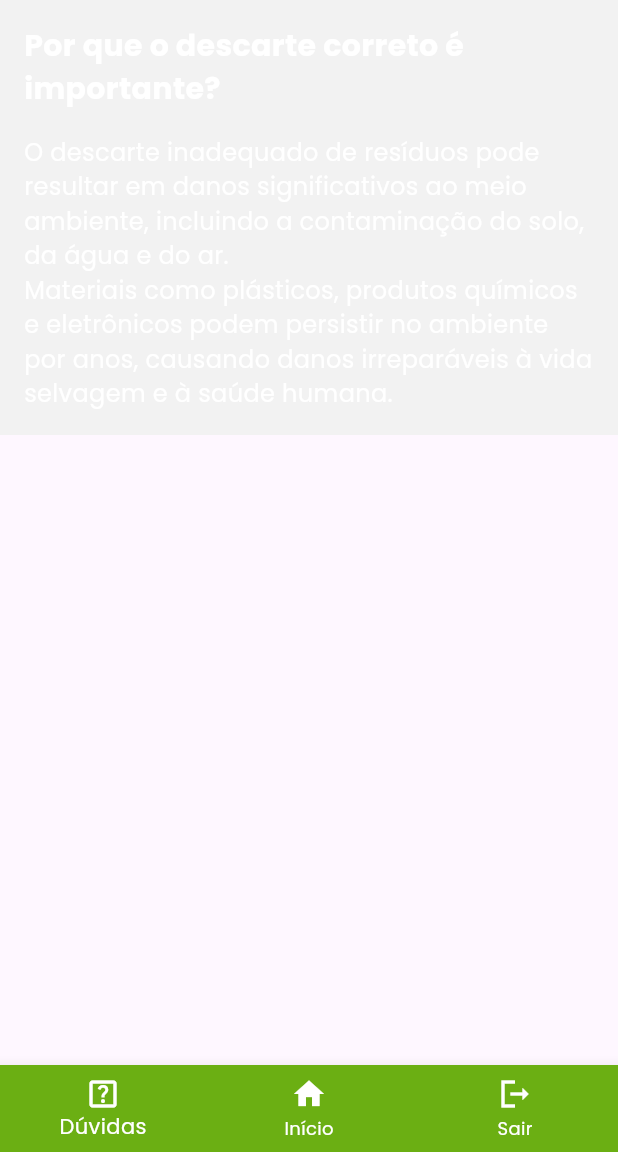
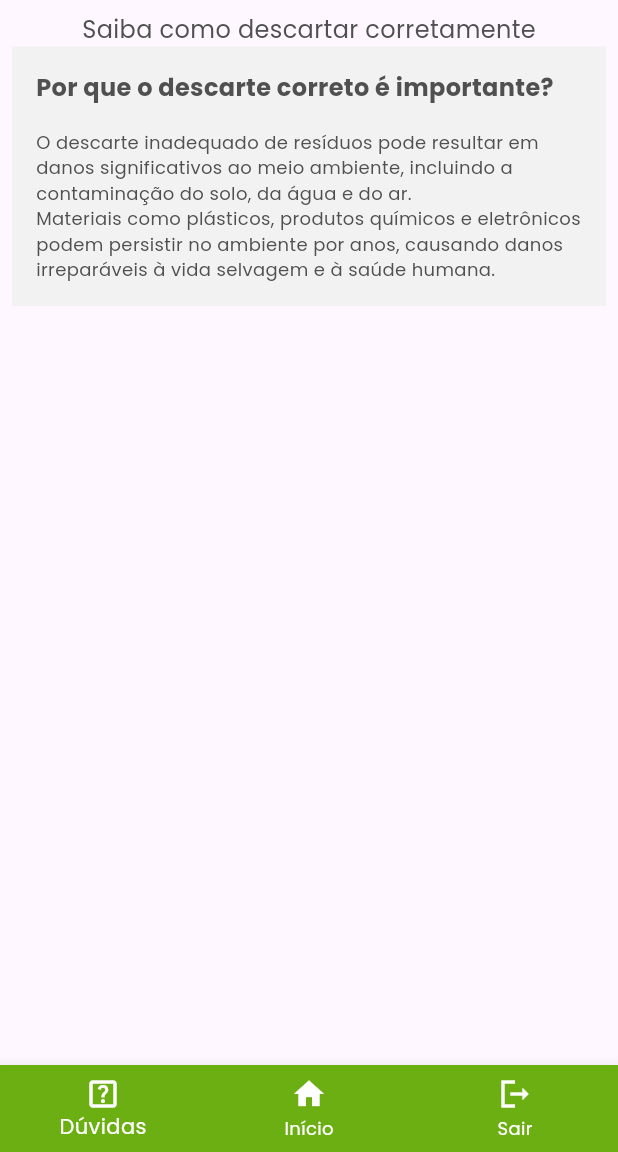
Before and after one commit to FranLustosa/ecocity, a Flutter app: the CustomCorrectDisposal screen opened by its route, on a phone screen of 412 x 824 dp, the part 84-1236 px from its top. Run offline on Flutter 3.47's test engine with Material 3 defaults, Android fonts, the phone set to English and light mode, and no system bars; our stand-ins replace google_fonts, google_sign_in; missing offline and left inert: flutter_osm_plugin.

Commit message:
Implementations and updates

```diff
--- a/lib/src/ui/widgets/map.dart
+++ b/lib/src/ui/widgets/map.dart
@@ -276,6 +276,7 @@ class _OSMState extends State<OsmImplemetation> {
             size: 30,
           ),
         ));
+
   }
 
   Future<void> limitAreaMap() async {
--- a/lib/src/view/page_correct_disposal.dart
+++ b/lib/src/view/page_correct_disposal.dart
@@ -4,6 +4,7 @@ import 'package:app_ecocity/src/ui/theme/custom_colors.dart';
 import 'package:app_ecocity/src/ui/widgets/custom_appbar.dart';
 import 'package:app_ecocity/src/ui/widgets/custom_navigationbar.dart';
 import 'package:flutter/material.dart';
+import 'package:google_fonts/google_fonts.dart';
 
 class CustomCorrectDisposal extends StatefulWidget {
   const CustomCorrectDisposal({super.key});
@@ -26,7 +27,19 @@ class _CustomCorrectDisposalState extends State<CustomCorrectDisposal> {
           });
         },
       ),
-      body: Container(
+      body: Padding(
+        padding: const EdgeInsets.all(8.0),
+        child: Column(
+          children: [
+            Text(
+              'Saiba como descartar corretamente',
+              style: GoogleFonts.poppins(
+                color: CustomColors.highlightTextolor,
+                fontSize: 16,
+                fontWeight: FontWeight.w400,
+              ),
+            ),
+            Container(
               decoration: BoxDecoration(color: CustomColors.cards_information),
               padding: EdgeInsets.all(16.0),
               child: SingleChildScrollView(
@@ -36,24 +49,27 @@ class _CustomCorrectDisposalState extends State<CustomCorrectDisposal> {
                     Text(
                       'Por que o descarte correto é importante?',
                       style: TextStyle(
-                  fontSize: 20.0,
+                        fontSize: 16,
                         fontWeight: FontWeight.bold,
-                  color: Colors.white, // Cor do texto
+                        color: CustomColors.highlightTextolor,
                       ),
                     ),
-              SizedBox(height: 16.0), // Espaço entre o título e o texto
+                    SizedBox(height: 16.0),
                     Text(
                       'O descarte inadequado de resíduos pode resultar em danos significativos ao meio ambiente, incluindo a contaminação do solo, da água e do ar.\n'
                       'Materiais como plásticos, produtos químicos e eletrônicos podem persistir no ambiente por anos, causando danos irreparáveis à vida selvagem e à saúde humana.',
                       style: TextStyle(
-                  fontSize: 16.0,
-                  color: Colors.white, // Cor do texto
+                        fontSize: 12,
+                        color: CustomColors.highlightTextolor,
                       ),
                     ),
                   ],
                 ),
               ),
             ),
+          ],
+        ),
+      ),
     );
   }
 }
```
Lines whose indentation alone changed are shown as unchanged.
